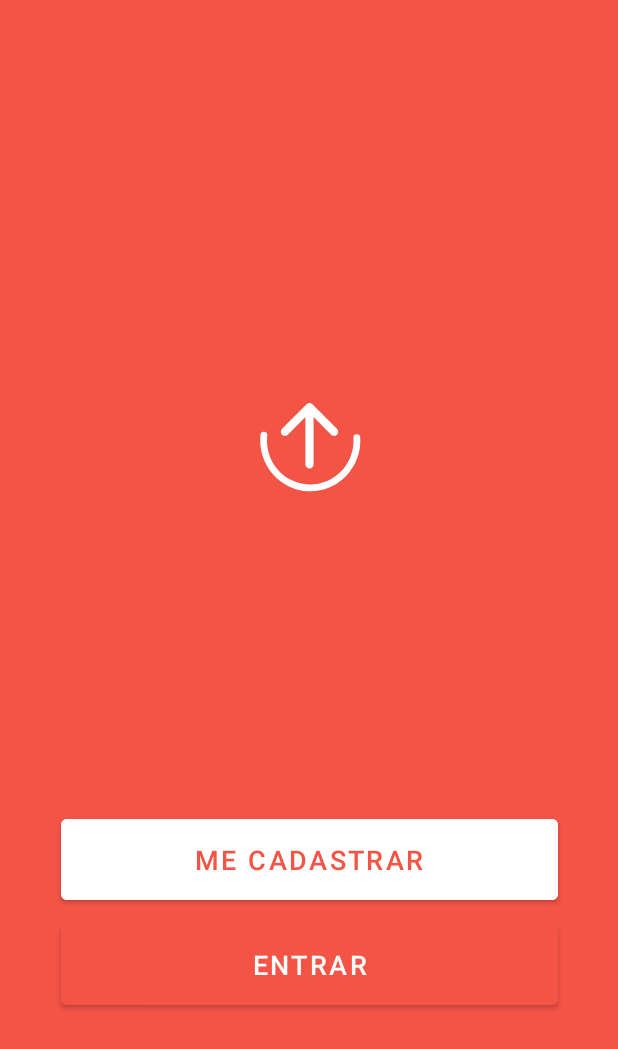
After one commit to Neppale/top.seguros.brasil.mobile, an Android app: the layout activity_login2.xml on its own in the app's theme, with its tools: preview values and no code run, on a phone screen of 412 x 824 dp. The commit adds this screen. Shown: the top 1049 px of the screen. Run offline under Robolectric (Android 15) with nearby library versions, the phone set to English and light mode, and no system bars.

Commit message:
criado a tela inicial e começando tela do form de login

```diff
--- /dev/null
+++ b/app/src/main/res/layout/activity_login2.xml
@@ -0,0 +1,48 @@
+<?xml version="1.0" encoding="utf-8"?>
+<androidx.constraintlayout.widget.ConstraintLayout xmlns:android="http://schemas.android.com/apk/res/android"
+    xmlns:app="http://schemas.android.com/apk/res-auto"
+    xmlns:tools="http://schemas.android.com/tools"
+    android:layout_width="match_parent"
+    android:layout_height="match_parent"
+    android:background="#F45446"
+    tools:context=".Login2">
+
+    <ImageView
+        android:id="@+id/logo"
+        android:layout_width="87dp"
+        android:layout_height="87dp"
+        android:layout_marginTop="250dp"
+        android:src="@drawable/logo_svg"
+        app:layout_constraintEnd_toEndOf="parent"
+        app:layout_constraintStart_toStartOf="parent"
+        app:layout_constraintTop_toTopOf="parent"
+        />
+
+    <Button
+        android:id="@+id/me_cadastrar"
+        android:layout_width="331dp"
+        android:layout_height="66dp"
+        android:layout_marginTop="540dp"
+        app:layout_constraintEnd_toEndOf="parent"
+        app:layout_constraintStart_toStartOf="parent"
+        app:layout_constraintTop_toTopOf="parent"
+        android:backgroundTint="#FFFFFF"
+        android:text="ME CADASTRAR"
+        android:textColor="#F45446"
+        android:textSize="18sp"
+        />
+
+    <Button
+        android:id="@+id/entrar"
+        android:layout_width="331dp"
+        android:layout_height="66dp"
+        android:layout_marginTop="610dp"
+        app:layout_constraintEnd_toEndOf="parent"
+        app:layout_constraintStart_toStartOf="parent"
+        app:layout_constraintTop_toTopOf="parent"
+        android:backgroundTint="#F45446"
+        android:text="ENTRAR"
+        android:textSize="18sp"/>
+    />
+
+</androidx.constraintlayout.widget.ConstraintLayout>
--- a/app/src/main/res/values/colors.xml
+++ b/app/src/main/res/values/colors.xml
@@ -7,4 +7,5 @@
     <color name="teal_700">#FF018786</color>
     <color name="black">#FF000000</color>
     <color name="white">#FFFFFFFF</color>
+    <color name="primary">#F45446</color>
 </resources>
--- a/app/src/main/res/values/themes.xml
+++ b/app/src/main/res/values/themes.xml
@@ -3,7 +3,7 @@
     <style name="Theme.Topsegurosbrasilmobile" parent="Theme.MaterialComponents.DayNight.DarkActionBar">
         <!-- Primary brand color. -->
         <item name="colorPrimary">@color/purple_500</item>
-        <item name="colorPrimaryVariant">@color/purple_700</item>
+        <item name="colorPrimaryVariant">@color/black</item>
         <item name="colorOnPrimary">@color/white</item>
         <!-- Secondary brand color. -->
         <item name="colorSecondary">@color/teal_200</item>
```
Also changed, not shown: app/src/main/AndroidManifest.xml (+14 -0 lines), app/src/main/java/com/example/topsegurosbrasilmobile/FormCadastro.java (added, +14 -0 lines), app/src/main/java/com/example/topsegurosbrasilmobile/Login2.java (added, +36 -0 lines), app/src/main/res/layout/activity_form_cadastro.xml (added, +9 -0 lines), app/src/main/res/values/styles.xml (added, +14 -0 lines), 2 other files.
